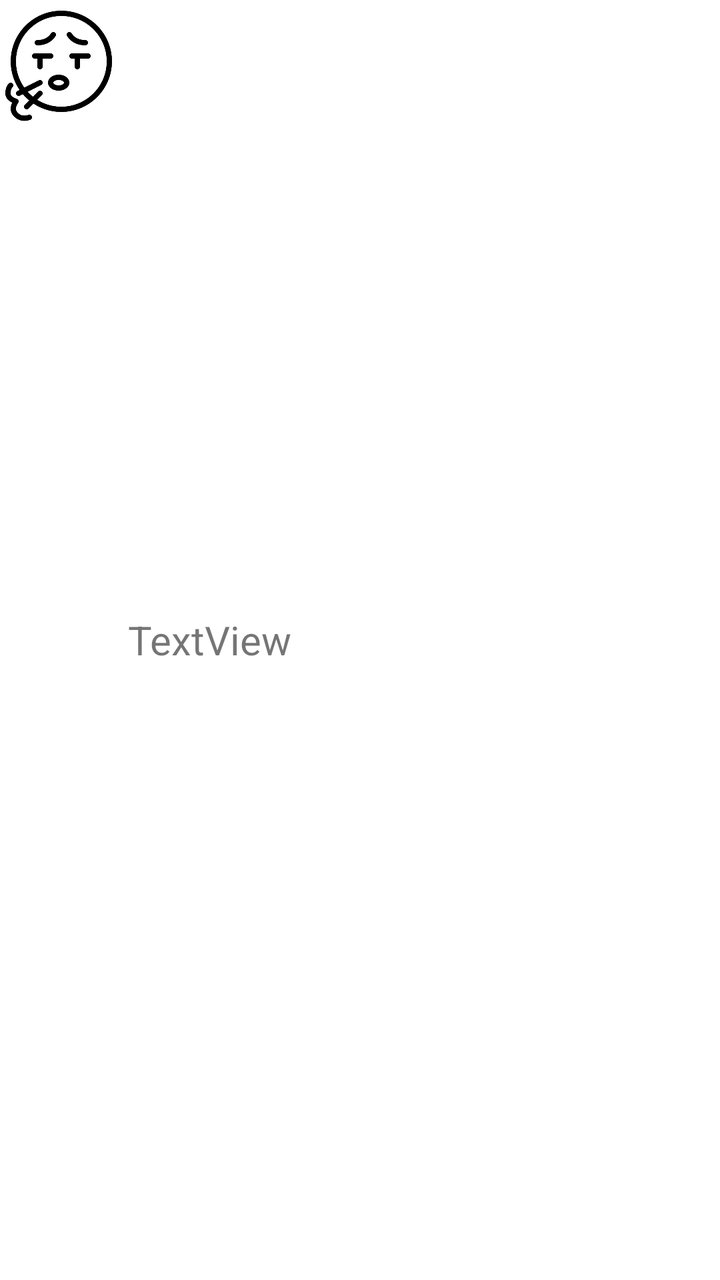
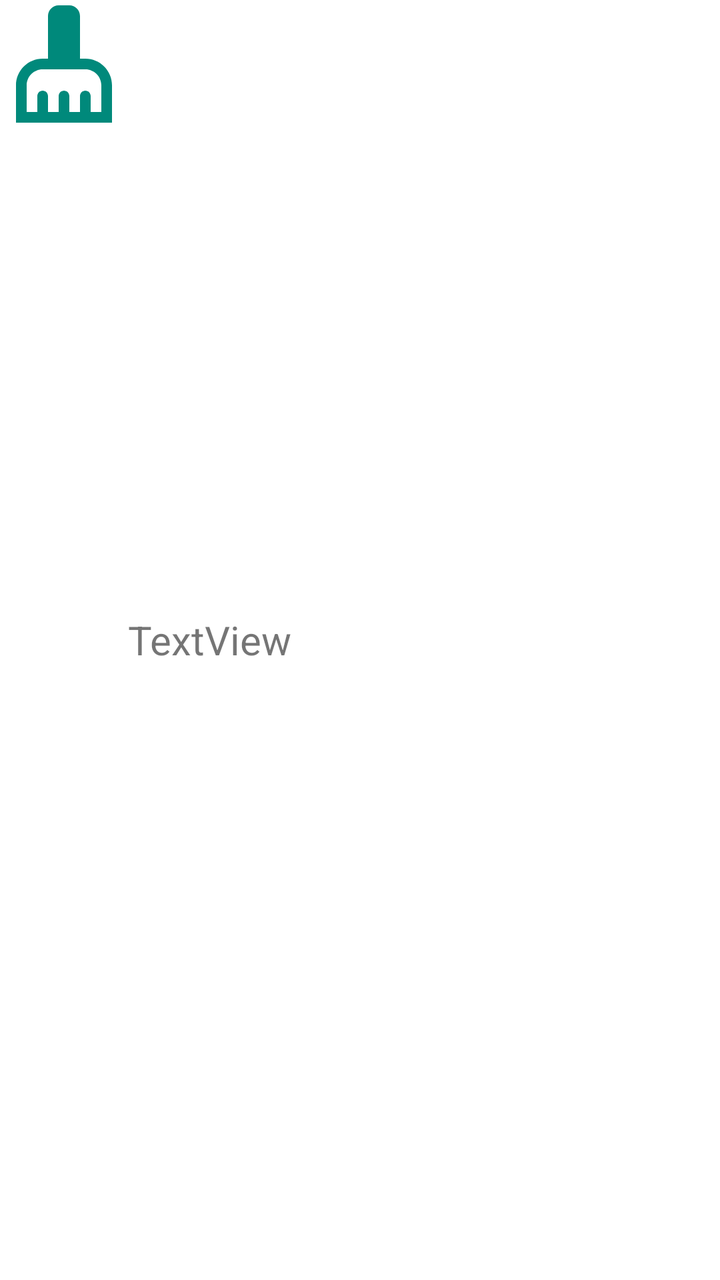

An Android layout rendered at two revisions. The XML below is the earlier revision; the diff shows what the commit changed to produce the second picture.
<!-- AndroidManifest.xml: application theme Theme.ChoresRPG -->
<!-- res/layout/choreitem.xml -->
<?xml version="1.0" encoding="utf-8"?>
<androidx.appcompat.widget.LinearLayoutCompat xmlns:android="http://schemas.android.com/apk/res/android"
    xmlns:app="http://schemas.android.com/apk/res-auto"
    android:layout_width="match_parent"
    android:layout_height="wrap_content"
    android:background="?attr/selectableItemBackground">

    <ImageView
        android:id="@+id/iconImage"
        android:layout_width="@dimen/chore_icon_size"
        android:layout_height="@dimen/chore_icon_size"
        android:contentDescription="@string/chore_icon"
        app:layout_constraintStart_toStartOf="parent"
        app:layout_constraintTop_toTopOf="parent"
        app:srcCompat="@drawable/breath" />

    <TextView
        android:id="@+id/descriptionTextView"
        android:layout_width="0dp"
        android:layout_height="match_parent"
        android:layout_weight="1"
        android:contentDescription="@string/chore_description"
        android:gravity="center_vertical"
        android:text="TextView"
        android:textSize="@dimen/normal_text_size" />

    
    <ImageView
        android:id="@+id/completedImage"
        android:layout_width="@dimen/chore_completed_check_size"
        android:layout_height="@dimen/chore_completed_check_size"
        android:layout_gravity="center_vertical"
        android:layout_marginStart="@dimen/chore_completed_check_margin"
        android:layout_marginEnd="@dimen/chore_completed_check_margin"
        android:contentDescription="@string/chore_completed_check"
        android:visibility="gone"
        app:srcCompat="@drawable/ic_complete"
        app:tint="@color/completed_green" />
</androidx.appcompat.widget.LinearLayoutCompat>
<!-- resources referenced by this layout -->
<resources>
  <color name="completed_green">#FF2E7D32</color>
  <dimen name="chore_completed_check_margin">12dp</dimen>
  <dimen name="chore_completed_check_size">24dp</dimen>
  <dimen name="chore_icon_size">64dp</dimen>
  <dimen name="normal_text_size">20sp</dimen>
  <!-- drawable breath: png bitmap (drawable, 17437 bytes) -->
  <!-- drawable ic_complete (drawable) -->
  <vector xmlns:android="http://schemas.android.com/apk/res/android"
      android:width="24dp"
      android:height="24dp"
      android:viewportWidth="24"
      android:viewportHeight="24">
      <path
          android:fillColor="@android:color/white"
          android:pathData="M12 2C6.48 2 2 6.48 2 12s4.48 10 10 10 10-4.48 10-10S17.52 2 12 2m-2 15-5-5 1.41-1.41L10 14.17l7.59-7.59L19 8z" />
  </vector>
  <string name="chore_completed_check">Completed</string>
  <string name="chore_description">Chore description</string>
  <string name="chore_icon">Chore Icon</string>
  <style name="Theme.ChoresRPG" parent="Theme.MaterialComponents.DayNight.DarkActionBar">
          
          <item name="colorPrimary">@color/purple_500</item>
          <item name="colorPrimaryVariant">@color/purple_700</item>
          <item name="colorOnPrimary">@color/white</item>
          
          <item name="colorSecondary">@color/teal_200</item>
          <item name="colorSecondaryVariant">@color/teal_700</item>
          <item name="colorOnSecondary">@color/black</item>
          
          <item name="android:statusBarColor">?attr/colorPrimaryVariant</item>
          
      </style>
  <color name="purple_500">#FF6200EE</color>
  <color name="purple_700">#FF3700B3</color>
  <color name="white">#FFFFFFFF</color>
  <color name="teal_200">#FF03DAC5</color>
  <color name="teal_700">#FF018786</color>
  <color name="black">#FF000000</color>
</resources>

<!-- the commit's change to res/layout/choreitem.xml (unified diff, before → after) -->
@@ -12,7 +12,7 @@
         android:contentDescription="@string/chore_icon"
         app:layout_constraintStart_toStartOf="parent"
         app:layout_constraintTop_toTopOf="parent"
-        app:srcCompat="@drawable/breath" />
+        app:srcCompat="@drawable/chore_icon_cleaning_services" />
 
     <TextView
         android:id="@+id/descriptionTextView"
<!-- resource entries referenced after the edit -->
@@ -5,7 +5,16 @@
   <dimen name="chore_completed_check_size">24dp</dimen>
   <dimen name="chore_icon_size">64dp</dimen>
   <dimen name="normal_text_size">20sp</dimen>
-  <!-- drawable breath: png bitmap (drawable, 17437 bytes) -->
+  <!-- drawable chore_icon_cleaning_services (drawable) -->
+  <vector xmlns:android="http://schemas.android.com/apk/res/android"
+      android:width="24dp"
+      android:height="24dp"
+      android:viewportWidth="24"
+      android:viewportHeight="24">
+      <path
+          android:fillColor="@color/chore_icon"
+          android:pathData="M16 11h-1V3c0-1.1-.9-2-2-2h-2c-1.1 0-2 .9-2 2v8H8c-2.76 0-5 2.24-5 5v7h18v-7c0-2.76-2.24-5-5-5m3 10h-2v-3c0-.55-.45-1-1-1s-1 .45-1 1v3h-2v-3c0-.55-.45-1-1-1s-1 .45-1 1v3H9v-3c0-.55-.45-1-1-1s-1 .45-1 1v3H5v-5c0-1.65 1.35-3 3-3h8c1.65 0 3 1.35 3 3z" />
+  </vector>
   <!-- drawable ic_complete (drawable) -->
   <vector xmlns:android="http://schemas.android.com/apk/res/android"
       android:width="24dp"
@@ -32,6 +41,7 @@
           <item name="android:statusBarColor">?attr/colorPrimaryVariant</item>
           
       </style>
+  <color name="chore_icon">#FF00897B</color>
   <color name="purple_500">#FF6200EE</color>
   <color name="purple_700">#FF3700B3</color>
   <color name="white">#FFFFFFFF</color>
